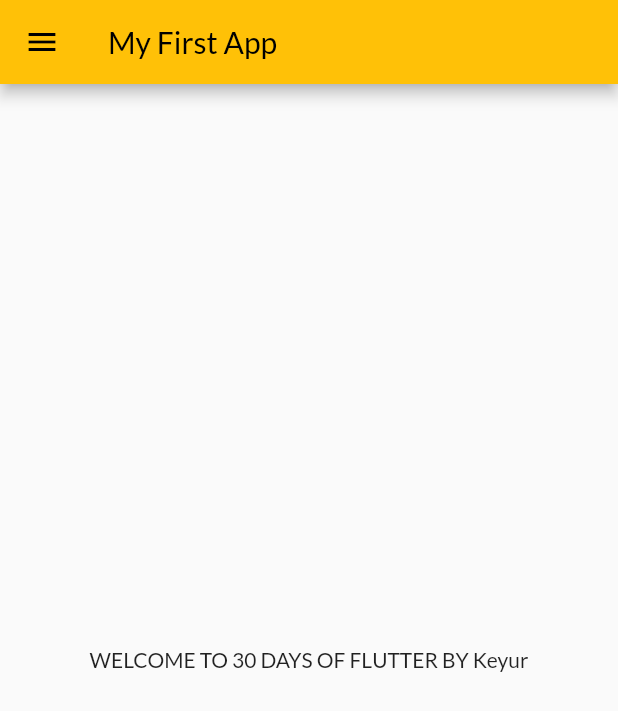
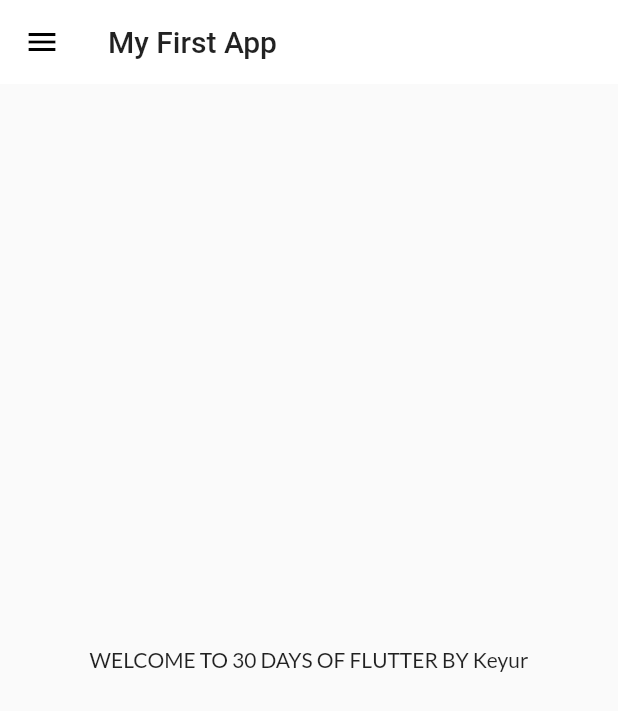
Before and after one commit to keyur653/FlutterIn30Days, a Flutter app: the screen it shows after launch, on a phone screen of 412 x 824 dp. Shown: the top 711 px of the screen. Run offline on Flutter 3.47's test engine with Material 2 defaults, Android fonts, the phone set to English and light mode, and no system bars; our stand-ins replace google_fonts.

Commit message:
Themes extracted

```diff
--- a/lib/main.dart
+++ b/lib/main.dart
@@ -2,6 +2,7 @@ import 'package:flutter/material.dart';
 import 'package:flutter_catalog/pages/home_page.dart';
 import 'package:flutter_catalog/pages/login_page.dart';
 import 'package:flutter_catalog/utils/routes.dart';
+import 'package:flutter_catalog/widgets/themes.dart';
 import 'package:google_fonts/google_fonts.dart';
 
 void main() {
@@ -15,10 +16,8 @@ class MyApp extends StatelessWidget {
   Widget build(BuildContext context) {
     return MaterialApp(
       themeMode: ThemeMode.light,
-      theme: ThemeData(
-          primarySwatch: Colors.amber,
-          fontFamily: GoogleFonts.lato().fontFamily),
-      darkTheme: ThemeData(brightness: Brightness.dark),
+      theme: MyTheme.lightTheme(context),
+      darkTheme: MyTheme.darkTheme(context),
       debugShowCheckedModeBanner: false,
       initialRoute: MyRoutes.homeRoute,
       routes: {
--- a/lib/widgets/drawer.dart
+++ b/lib/widgets/drawer.dart
@@ -51,7 +51,7 @@ class MyDrawer extends StatelessWidget {
               )),
           ListTile(
               leading: Icon(
-                CupertinoIcons.mail ,
+                CupertinoIcons.mail,
                 color: Colors.black,
               ),
               title: Text(
--- /dev/null
+++ b/lib/widgets/themes.dart
@@ -0,0 +1,18 @@
+import 'package:flutter/cupertino.dart';
+import 'package:flutter/material.dart';
+import 'package:google_fonts/google_fonts.dart';
+
+class MyTheme {
+  static ThemeData lightTheme(BuildContext context) => ThemeData(
+      primarySwatch: Colors.amber,
+      fontFamily: GoogleFonts.lato().fontFamily,
+      appBarTheme: AppBarTheme(
+        color: Colors.white,
+        elevation: 0.0,
+        iconTheme: IconThemeData(color: Colors.black),
+        textTheme: Theme.of(context).textTheme,
+      ));
+  static ThemeData darkTheme(BuildContext context) => ThemeData(
+        brightness: Brightness.dark,
+      );
+}
```
